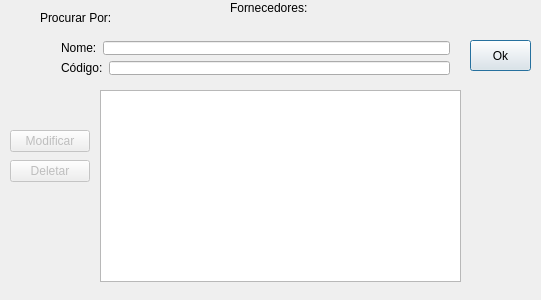
Above: SySPDV/fornecedores.ui from nandoWill/SysPDV before the change. Below: the same form after it.
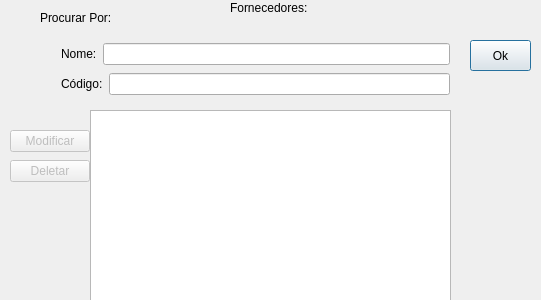
That is the form after the change.

The edit to the form file:
```diff
--- a/SySPDV/fornecedores.ui
+++ b/SySPDV/fornecedores.ui
@@ -55,8 +55,8 @@
   <widget class="QTableView" name="tableViewTabelaDoBanco">
    <property name="geometry">
     <rect>
-     <x>100</x>
-     <y>90</y>
+     <x>90</x>
+     <y>110</y>
      <width>361</width>
      <height>192</height>
     </rect>
@@ -100,7 +100,7 @@
      <x>50</x>
      <y>30</y>
      <width>411</width>
-     <height>56</height>
+     <height>78</height>
     </rect>
    </property>
    <layout class="QVBoxLayout" name="verticalLayout">
```
